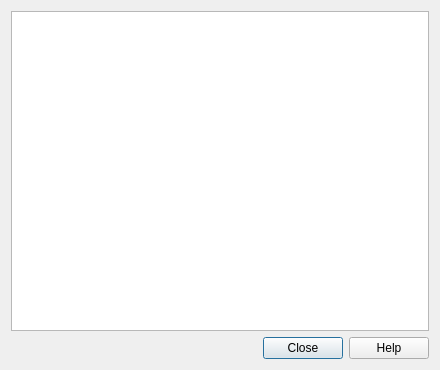
Before: the Qt Designer form src/ui/qgsbookmarksbase.ui in qgis/QGIS, drawn with Qt 5.
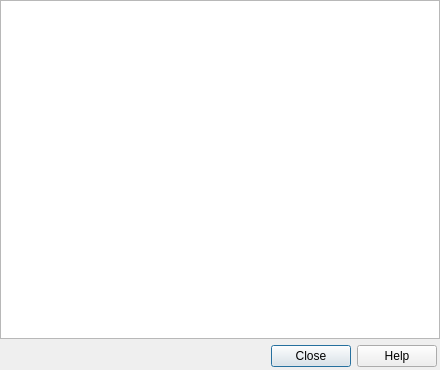
After: the same form once the commit is applied.

Commit message: Reduce margins on bookmarks dialog

```diff
--- a/src/ui/qgsbookmarksbase.ui
+++ b/src/ui/qgsbookmarksbase.ui
@@ -14,13 +14,9 @@
    <string>Geospatial Bookmarks</string>
   </property>
   <layout class="QGridLayout">
-   <item row="1" column="0">
-    <widget class="QDialogButtonBox" name="buttonBox">
-     <property name="standardButtons">
-      <set>QDialogButtonBox::Close|QDialogButtonBox::Help</set>
-     </property>
-    </widget>
-   </item>
+   <property name="margin">
+    <number>0</number>
+   </property>
    <item row="0" column="0">
     <widget class="QTreeView" name="lstBookmarks">
      <property name="selectionMode">
@@ -34,6 +30,29 @@
      </property>
     </widget>
    </item>
+   <item row="3" column="0">
+    <layout class="QHBoxLayout" name="horizontalLayout_2">
+     <property name="leftMargin">
+      <number>3</number>
+     </property>
+     <property name="topMargin">
+      <number>0</number>
+     </property>
+     <property name="rightMargin">
+      <number>3</number>
+     </property>
+     <property name="bottomMargin">
+      <number>3</number>
+     </property>
+     <item>
+      <widget class="QDialogButtonBox" name="buttonBox">
+       <property name="standardButtons">
+        <set>QDialogButtonBox::Close|QDialogButtonBox::Help</set>
+       </property>
+      </widget>
+     </item>
+    </layout>
+   </item>
   </layout>
  </widget>
  <layoutdefault spacing="6" margin="11"/>
```
Left out of the diff: 1 changed line with no effect on the pictures.
